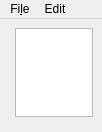
The window that src/mainwindow.ui (KDE/atelier) describes before a commit, drawn with Qt 5.
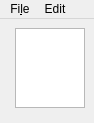
The same window after the commit. Custom widgets are drawn as their Qt base class.

Diff of the .ui file:
```diff
--- a/src/mainwindow.ui
+++ b/src/mainwindow.ui
@@ -6,8 +6,8 @@
    <rect>
     <x>0</x>
     <y>0</y>
-    <width>102</width>
-    <height>132</height>
+    <width>94</width>
+    <height>123</height>
    </rect>
   </property>
   <property name="windowTitle">
@@ -31,8 +31,8 @@
     <rect>
      <x>0</x>
      <y>0</y>
-     <width>102</width>
-     <height>30</height>
+     <width>94</width>
+     <height>19</height>
     </rect>
    </property>
    <widget class="QMenu" name="menuFile">
```
Left out of the diff: 2 changed lines with no effect on the pictures.
